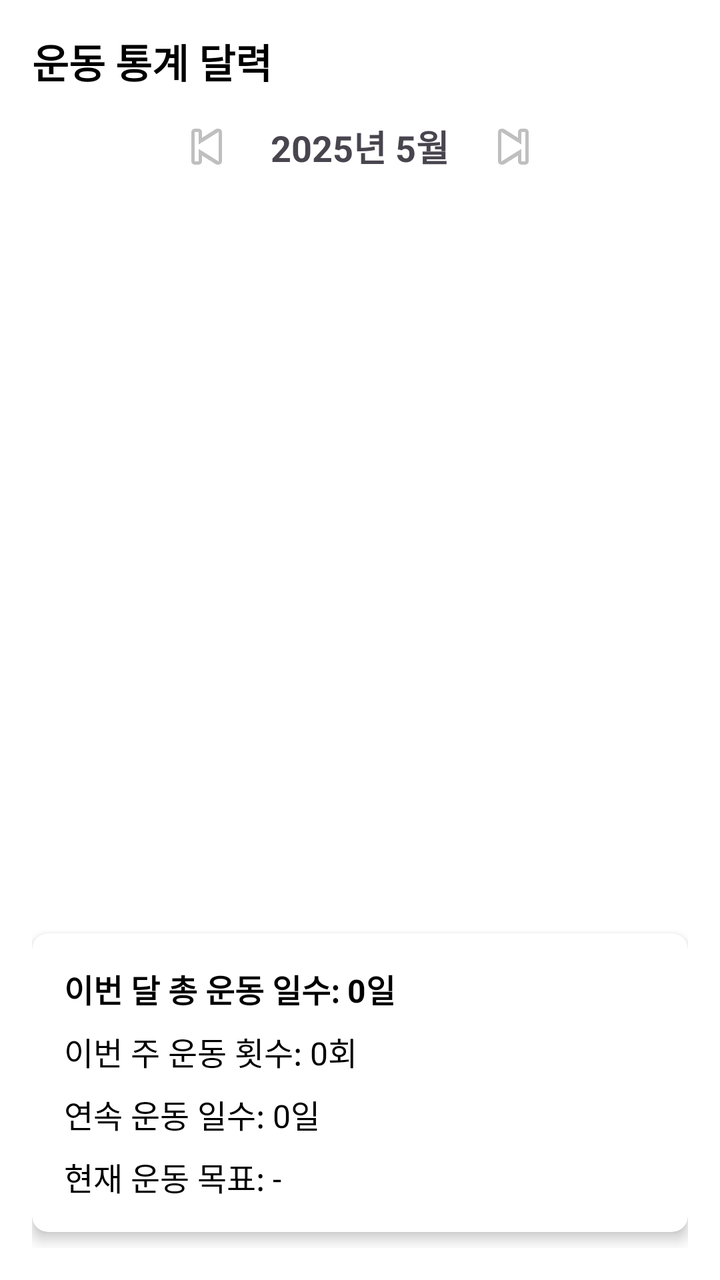
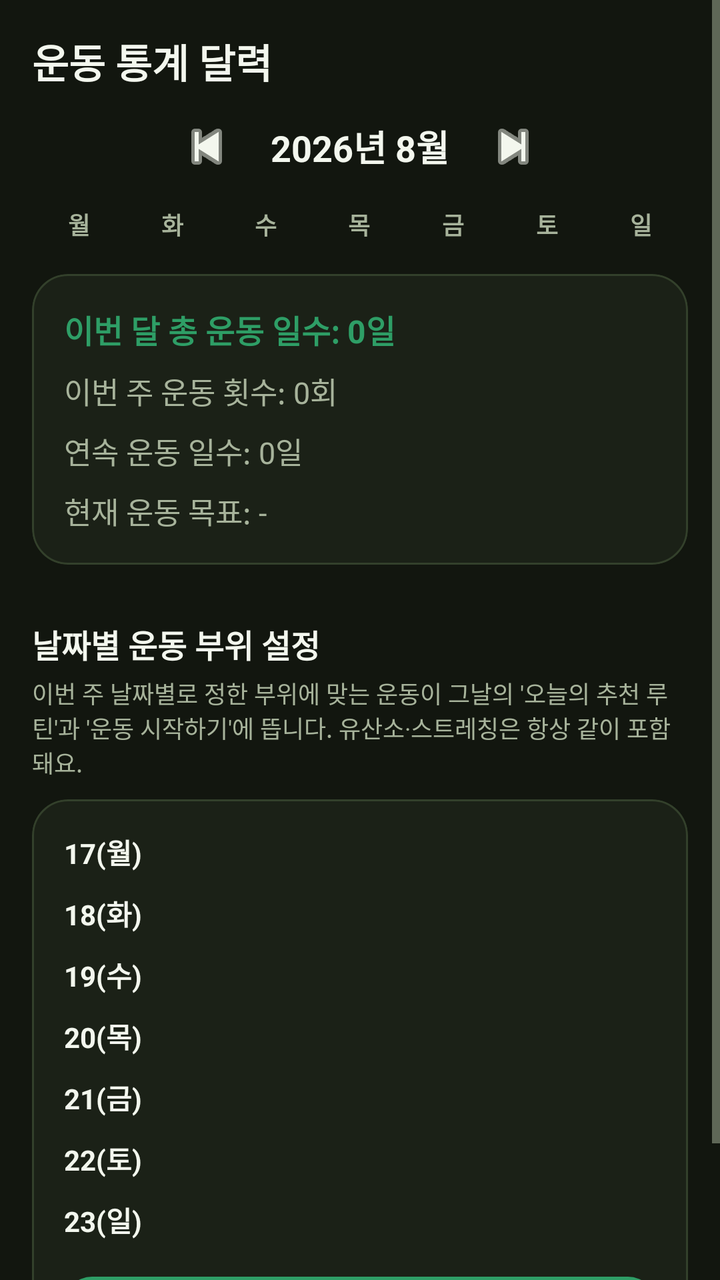

Before-and-after screenshots of an Android layout around one commit, followed by the original layout XML and the change that was made.
<!-- AndroidManifest.xml: application theme Theme.SmartBulk -->
<!-- res/layout/activity_statistics.xml -->
<?xml version="1.0" encoding="utf-8"?>
<androidx.constraintlayout.widget.ConstraintLayout
    xmlns:android="http://schemas.android.com/apk/res/android"
    xmlns:app="http://schemas.android.com/apk/res-auto"
    android:id="@+id/statisticsLayout"
    android:layout_width="match_parent"
    android:layout_height="match_parent"
    android:padding="16dp">

    
    <TextView
        android:id="@+id/tvCalendarTitle"
        android:layout_width="wrap_content"
        android:layout_height="wrap_content"
        android:text="운동 통계 달력"
        android:textSize="20sp"
        android:textStyle="bold"
        android:textColor="@android:color/black"
        app:layout_constraintTop_toTopOf="parent"
        app:layout_constraintStart_toStartOf="parent" />

    
    <LinearLayout
        android:id="@+id/monthControlLayout"
        android:layout_width="0dp"
        android:layout_height="wrap_content"
        android:orientation="horizontal"
        android:gravity="center"
        android:layout_marginTop="12dp"
        app:layout_constraintTop_toBottomOf="@id/tvCalendarTitle"
        app:layout_constraintStart_toStartOf="parent"
        app:layout_constraintEnd_toEndOf="parent">

        <ImageButton
            android:id="@+id/btnPrevMonth"
            android:layout_width="wrap_content"
            android:layout_height="wrap_content"
            android:background="?attr/selectableItemBackgroundBorderless"
            android:src="@android:drawable/ic_media_previous"
            android:contentDescription="이전 달" />

        <TextView
            android:id="@+id/tvCurrentMonth"
            android:layout_width="wrap_content"
            android:layout_height="wrap_content"
            android:text="2025년 5월"
            android:textSize="18sp"
            android:textStyle="bold"
            android:layout_marginHorizontal="16dp" />

        <ImageButton
            android:id="@+id/btnNextMonth"
            android:layout_width="wrap_content"
            android:layout_height="wrap_content"
            android:background="?attr/selectableItemBackgroundBorderless"
            android:src="@android:drawable/ic_media_next"
            android:contentDescription="다음 달" />
    </LinearLayout>

    
    <androidx.recyclerview.widget.RecyclerView
        android:id="@+id/calendarRecyclerView"
        android:layout_width="0dp"
        android:layout_height="0dp"
        android:layout_marginTop="12dp"
        app:layout_constraintTop_toBottomOf="@id/monthControlLayout"
        app:layout_constraintStart_toStartOf="parent"
        app:layout_constraintEnd_toEndOf="parent"
        app:layout_constraintBottom_toTopOf="@id/summaryCard" />

    
    <androidx.cardview.widget.CardView
        android:id="@+id/summaryCard"
        android:layout_width="0dp"
        android:layout_height="wrap_content"
        android:layout_marginTop="12dp"
        android:layout_marginBottom="8dp"
        app:cardElevation="4dp"
        app:cardCornerRadius="8dp"
        app:layout_constraintTop_toBottomOf="@id/calendarRecyclerView"
        app:layout_constraintStart_toStartOf="parent"
        app:layout_constraintEnd_toEndOf="parent"
        app:layout_constraintBottom_toBottomOf="parent">

        <LinearLayout
            android:layout_width="match_parent"
            android:layout_height="wrap_content"
            android:orientation="vertical"
            android:padding="16dp">

            <TextView
                android:id="@+id/tvMonthlyCount"
                android:layout_width="wrap_content"
                android:layout_height="wrap_content"
                android:text="이번 달 총 운동 일수: 0일"
                android:textSize="16sp"
                android:textColor="@android:color/black"
                android:textStyle="bold" />

            <TextView
                android:id="@+id/tvWeeklyCount"
                android:layout_width="wrap_content"
                android:layout_height="wrap_content"
                android:text="이번 주 운동 횟수: 0회"
                android:textSize="16sp"
                android:textColor="@android:color/black"
                android:layout_marginTop="8dp" />

            <TextView
                android:id="@+id/tvStreakCount"
                android:layout_width="wrap_content"
                android:layout_height="wrap_content"
                android:text="연속 운동 일수: 0일"
                android:textSize="16sp"
                android:textColor="@android:color/black"
                android:layout_marginTop="8dp" />

            <TextView
                android:id="@+id/tvGoal"
                android:layout_width="wrap_content"
                android:layout_height="wrap_content"
                android:text="현재 운동 목표: -"
                android:textSize="16sp"
                android:textColor="@android:color/black"
                android:layout_marginTop="8dp" />

        </LinearLayout>

    </androidx.cardview.widget.CardView>

</androidx.constraintlayout.widget.ConstraintLayout>
<!-- resources referenced by this layout -->
<resources>
  <style name="Theme.SmartBulk" parent="Theme.Material3.DayNight.NoActionBar">
          
          <item name="colorPrimary">@color/purple_500</item>
          <item name="colorOnPrimary">@color/white</item>
  
          
          <item name="colorSecondary">@color/purple_700</item>
          <item name="colorOnSecondary">@color/white</item>
  
          
          <item name="android:windowBackground">@android:color/white</item>
  
          
          <item name="android:statusBarColor">@android:color/white</item>
          <item name="android:windowLightStatusBar">true</item>
          <item name="android:navigationBarColor">@android:color/white</item>
          <item name="android:windowLightNavigationBar">true</item>
  
          
          <item name="toolbarStyle">@style/SmartBulk.Toolbar</item>
      </style>
  <color name="purple_500">#FF6200EE</color>
  <color name="white">#FFFFFFFF</color>
  <color name="purple_700">#FF3700B3</color>
  <style name="SmartBulk.Toolbar" parent="Widget.Material3.Toolbar">
          <item name="titleTextColor">@color/white</item>
          <item name="android:background">?attr/colorPrimary</item>
      </style>
</resources>

<!-- the commit's change to res/layout/activity_statistics.xml (unified diff, before → after) -->
@@ -1,131 +1,367 @@
 <?xml version="1.0" encoding="utf-8"?>
-<androidx.constraintlayout.widget.ConstraintLayout
+<ScrollView
     xmlns:android="http://schemas.android.com/apk/res/android"
     xmlns:app="http://schemas.android.com/apk/res-auto"
     android:id="@+id/statisticsLayout"
     android:layout_width="match_parent"
     android:layout_height="match_parent"
-    android:padding="16dp">
-
-    
-    <TextView
-        android:id="@+id/tvCalendarTitle"
-        android:layout_width="wrap_content"
+    android:background="@color/bg_base">
+
+    <LinearLayout
+        android:layout_width="match_parent"
         android:layout_height="wrap_content"
-        android:text="운동 통계 달력"
-        android:textSize="20sp"
-        android:textStyle="bold"
-        android:textColor="@android:color/black"
-        app:layout_constraintTop_toTopOf="parent"
-        app:layout_constraintStart_toStartOf="parent" />
-
-    
-    <LinearLayout
-        android:id="@+id/monthControlLayout"
-        android:layout_width="0dp"
-        android:layout_height="wrap_content"
-        android:orientation="horizontal"
-        android:gravity="center"
-        android:layout_marginTop="12dp"
-        app:layout_constraintTop_toBottomOf="@id/tvCalendarTitle"
-        app:layout_constraintStart_toStartOf="parent"
-        app:layout_constraintEnd_toEndOf="parent">
-
-        <ImageButton
-            android:id="@+id/btnPrevMonth"
+        android:orientation="vertical"
+        android:padding="16dp">
+
+        
+        <TextView
+            android:id="@+id/tvCalendarTitle"
             android:layout_width="wrap_content"
             android:layout_height="wrap_content"
-            android:background="?attr/selectableItemBackgroundBorderless"
-            android:src="@android:drawable/ic_media_previous"
-            android:contentDescription="이전 달" />
-
+            android:text="운동 통계 달력"
+            android:textSize="20sp"
+            android:textStyle="bold"
+            android:textColor="@color/text_primary" />
+
+        
+        <LinearLayout
+            android:id="@+id/monthControlLayout"
+            android:layout_width="match_parent"
+            android:layout_height="wrap_content"
+            android:orientation="horizontal"
+            android:gravity="center"
+            android:layout_marginTop="12dp">
+
+            <ImageButton
+                android:id="@+id/btnPrevMonth"
+                android:layout_width="wrap_content"
+                android:layout_height="wrap_content"
+                android:background="?attr/selectableItemBackgroundBorderless"
+                android:src="@android:drawable/ic_media_previous"
+                android:tint="@color/text_primary"
+                android:contentDescription="이전 달" />
+
+            <TextView
+                android:id="@+id/tvCurrentMonth"
+                android:layout_width="wrap_content"
+                android:layout_height="wrap_content"
+                android:text="2026년 8월"
+                android:textSize="18sp"
+                android:textStyle="bold"
+                android:textColor="@color/text_primary"
+                android:layout_marginHorizontal="16dp" />
+
+            <ImageButton
+                android:id="@+id/btnNextMonth"
+                android:layout_width="wrap_content"
+                android:layout_height="wrap_content"
+                android:background="?attr/selectableItemBackgroundBorderless"
+                android:src="@android:drawable/ic_media_next"
+                android:tint="@color/text_primary"
+                android:contentDescription="다음 달" />
+        </LinearLayout>
+
+        
+        <LinearLayout
+            android:layout_width="match_parent"
+            android:layout_height="wrap_content"
+            android:orientation="horizontal"
+            android:layout_marginTop="14dp">
+
+            <TextView style="@style/SmartBulk.WeekdayHeader" android:text="월" />
+            <TextView style="@style/SmartBulk.WeekdayHeader" android:text="화" />
+            <TextView style="@style/SmartBulk.WeekdayHeader" android:text="수" />
+            <TextView style="@style/SmartBulk.WeekdayHeader" android:text="목" />
+            <TextView style="@style/SmartBulk.WeekdayHeader" android:text="금" />
+            <TextView style="@style/SmartBulk.WeekdayHeader" android:text="토" />
+            <TextView style="@style/SmartBulk.WeekdayHeader" android:text="일" />
+        </LinearLayout>
+
+        
+        <androidx.recyclerview.widget.RecyclerView
+            android:id="@+id/calendarRecyclerView"
+            android:layout_width="match_parent"
+            android:layout_height="wrap_content"
+            android:layout_marginTop="4dp"
+            android:nestedScrollingEnabled="false"
+            android:overScrollMode="never" />
+
+        
+        <com.google.android.material.card.MaterialCardView
+            android:id="@+id/summaryCard"
+            style="@style/SmartBulk.Card"
+            android:layout_width="match_parent"
+            android:layout_height="wrap_content"
+            android:layout_marginTop="12dp">
+
+            <LinearLayout
+                android:layout_width="match_parent"
+                android:layout_height="wrap_content"
+                android:orientation="vertical"
+                android:padding="16dp">
+
+                <TextView
+                    android:id="@+id/tvMonthlyCount"
+                    android:layout_width="wrap_content"
+                    android:layout_height="wrap_content"
+                    android:text="이번 달 총 운동 일수: 0일"
+                    android:textSize="16sp"
+                    android:textColor="@color/accent"
+                    android:textStyle="bold" />
+
+                <TextView
+                    android:id="@+id/tvWeeklyCount"
+                    android:layout_width="wrap_content"
+                    android:layout_height="wrap_content"
+                    android:text="이번 주 운동 횟수: 0회"
+                    android:textSize="15sp"
+                    android:textColor="@color/text_secondary"
+                    android:layout_marginTop="8dp" />
+
+                <TextView
+                    android:id="@+id/tvStreakCount"
+                    android:layout_width="wrap_content"
+                    android:layout_height="wrap_content"
+                    android:text="연속 운동 일수: 0일"
+                    android:textSize="15sp"
+                    android:textColor="@color/text_secondary"
+                    android:layout_marginTop="8dp" />
+
+                <TextView
+                    android:id="@+id/tvGoal"
+                    android:layout_width="wrap_content"
+                    android:layout_height="wrap_content"
+                    android:text="현재 운동 목표: -"
+                    android:textSize="15sp"
+                    android:textColor="@color/text_secondary"
+                    android:layout_marginTop="8dp" />
+
+            </LinearLayout>
+
+        </com.google.android.material.card.MaterialCardView>
+
+        
         <TextView
-            android:id="@+id/tvCurrentMonth"
-            android:layout_width="wrap_content"
-            android:layout_height="wrap_content"
-            android:text="2025년 5월"
-            android:textSize="18sp"
+            android:layout_width="match_parent"
+            android:layout_height="wrap_content"
+            android:text="날짜별 운동 부위 설정"
+            android:textSize="16sp"
             android:textStyle="bold"
-            android:layout_marginHorizontal="16dp" />
-
-        <ImageButton
-            android:id="@+id/btnNextMonth"
-            android:layout_width="wrap_content"
-            android:layout_height="wrap_content"
-            android:background="?attr/selectableItemBackgroundBorderless"
-            android:src="@android:drawable/ic_media_next"
-            android:contentDescription="다음 달" />
+            android:textColor="@color/text_primary"
+            android:layout_marginTop="28dp"
+            android:layout_marginBottom="4dp" />
+
+        <TextView
+            android:layout_width="match_parent"
+            android:layout_height="wrap_content"
+            android:text="이번 주 날짜별로 정한 부위에 맞는 운동이 그날의 '오늘의 추천 루틴'과 '운동 시작하기'에 뜹니다. 유산소·스트레칭은 항상 같이 포함돼요."
+            android:textSize="12sp"
+            android:textColor="@color/text_secondary"
+            android:layout_marginBottom="10dp" />
+
+        <com.google.android.material.card.MaterialCardView
+            style="@style/SmartBulk.Card"
+            android:layout_width="match_parent"
+            android:layout_height="wrap_content">
+
+            <LinearLayout
+                android:layout_width="match_parent"
+                android:layout_height="wrap_content"
+                android:orientation="vertical"
+                android:padding="16dp">
+
+                
+                <LinearLayout
+                    android:layout_width="match_parent"
+                    android:layout_height="wrap_content"
+                    android:orientation="horizontal"
+                    android:gravity="center_vertical"
+                    android:layout_marginBottom="10dp">
+
+                    <TextView
+                        android:id="@+id/tvDateLabelMon"
+                        android:layout_width="64dp"
+                        android:layout_height="wrap_content"
+                        android:text="17(월)"
+                        android:textColor="@color/text_primary"
+                        android:textStyle="bold" />
+
+                    <Spinner
+                        android:id="@+id/spinnerMon"
+                        android:layout_width="0dp"
+                        android:layout_height="wrap_content"
+                        android:layout_weight="1"
+                        android:background="@drawable/rounded_edittext"
+                        android:paddingStart="12dp"
+                        android:paddingEnd="12dp" />
+                </LinearLayout>
+
+                
+                <LinearLayout
+                    android:layout_width="match_parent"
+                    android:layout_height="wrap_content"
+                    android:orientation="horizontal"
+                    android:gravity="center_vertical"
+                    android:layout_marginBottom="10dp">
+
+                    <TextView
+                        android:id="@+id/tvDateLabelTue"
+                        android:layout_width="64dp"
+                        android:layout_height="wrap_content"
+                        android:text="18(화)"
+                        android:textColor="@color/text_primary"
+                        android:textStyle="bold" />
+
+                    <Spinner
+                        android:id="@+id/spinnerTue"
+                        android:layout_width="0dp"
+                        android:layout_height="wrap_content"
+                        android:layout_weight="1"
+                        android:background="@drawable/rounded_edittext"
+                        android:paddingStart="12dp"
+                        android:paddingEnd="12dp" />
+                </LinearLayout>
+
+                
+                <LinearLayout
+                    android:layout_width="match_parent"
+                    android:layout_height="wrap_content"
+                    android:orientation="horizontal"
+                    android:gravity="center_vertical"
+                    android:layout_marginBottom="10dp">
+
+                    <TextView
+                        android:id="@+id/tvDateLabelWed"
+                        android:layout_width="64dp"
+                        android:layout_height="wrap_content"
+                        android:text="19(수)"
+                        android:textColor="@color/text_primary"
+                        android:textStyle="bold" />
+
+                    <Spinner
+                        android:id="@+id/spinnerWed"
+                        android:layout_width="0dp"
+                        android:layout_height="wrap_content"
+                        android:layout_weight="1"
+                        android:background="@drawable/rounded_edittext"
+                        android:paddingStart="12dp"
+                        android:paddingEnd="12dp" />
+                </LinearLayout>
+
+                
+                <LinearLayout
+                    android:layout_width="match_parent"
+                    android:layout_height="wrap_content"
+                    android:orientation="horizontal"
+                    android:gravity="center_vertical"
+                    android:layout_marginBottom="10dp">
+
+                    <TextView
+                        android:id="@+id/tvDateLabelThu"
+                        android:layout_width="64dp"
+                        android:layout_height="wrap_content"
+                        android:text="20(목)"
+                        android:textColor="@color/text_primary"
+                        android:textStyle="bold" />
+
+                    <Spinner
+                        android:id="@+id/spinnerThu"
+                        android:layout_width="0dp"
+                        android:layout_height="wrap_content"
+                        android:layout_weight="1"
+                        android:background="@drawable/rounded_edittext"
+                        android:paddingStart="12dp"
+                        android:paddingEnd="12dp" />
+                </LinearLayout>
+
+                
+                <LinearLayout
+                    android:layout_width="match_parent"
+                    android:layout_height="wrap_content"
+                    android:orientation="horizontal"
+                    android:gravity="center_vertical"
+                    android:layout_marginBottom="10dp">
+
+                    <TextView
+                        android:id="@+id/tvDateLabelFri"
+                        android:layout_width="64dp"
+                        android:layout_height="wrap_content"
+                        android:text="21(금)"
+                        android:textColor="@color/text_primary"
+                        android:textStyle="bold" />
+
+                    <Spinner
+                        android:id="@+id/spinnerFri"
+                        android:layout_width="0dp"
+                        android:layout_height="wrap_content"
+                        android:layout_weight="1"
+                        android:background="@drawable/rounded_edittext"
+                        android:paddingStart="12dp"
+                        android:paddingEnd="12dp" />
+                </LinearLayout>
+
+                
+                <LinearLayout
+                    android:layout_width="match_parent"
+                    android:layout_height="wrap_content"
+                    android:orientation="horizontal"
+                    android:gravity="center_vertical"
+                    android:layout_marginBottom="10dp">
+
+                    <TextView
+                        android:id="@+id/tvDateLabelSat"
+                        android:layout_width="64dp"
+                        android:layout_height="wrap_content"
+                        android:text="22(토)"
+                        android:textColor="@color/text_primary"
+                        android:textStyle="bold" />
+
+                    <Spinner
+                        android:id="@+id/spinnerSat"
+                        android:layout_width="0dp"
+                        android:layout_height="wrap_content"
+                        android:layout_weight="1"
+                        android:background="@drawable/rounded_edittext"
+                        android:paddingStart="12dp"
+                        android:paddingEnd="12dp" />
+                </LinearLayout>
+
+                
+                <LinearLayout
+                    android:layout_width="match_parent"
+                    android:layout_height="wrap_content"
+                    android:orientation="horizontal"
+                    android:gravity="center_vertical"
+                    android:layout_marginBottom="14dp">
+
+                    <TextView
+                        android:id="@+id/tvDateLabelSun"
+                        android:layout_width="64dp"
+                        android:layout_height="wrap_content"
+                        android:text="23(일)"
+                        android:textColor="@color/text_primary"
+                        android:textStyle="bold" />
+
+                    <Spinner
+                        android:id="@+id/spinnerSun"
+                        android:layout_width="0dp"
+                        android:layout_height="wrap_content"
+                        android:layout_weight="1"
+                        android:background="@drawable/rounded_edittext"
+                        android:paddingStart="12dp"
+                        android:paddingEnd="12dp" />
+                </LinearLayout>
+
+                <com.google.android.material.button.MaterialButton
+                    android:id="@+id/btnSaveWeeklySplit"
+                    style="@style/SmartBulk.Button"
+                    android:layout_width="match_parent"
+                    android:layout_height="50dp"
+                    android:text="저장" />
+
+            </LinearLayout>
+        </com.google.android.material.card.MaterialCardView>
+
     </LinearLayout>
 
-    
-    <androidx.recyclerview.widget.RecyclerView
-        android:id="@+id/calendarRecyclerView"
-        android:layout_width="0dp"
-        android:layout_height="0dp"
-        android:layout_marginTop="12dp"
-        app:layout_constraintTop_toBottomOf="@id/monthControlLayout"
-        app:layout_constraintStart_toStartOf="parent"
-        app:layout_constraintEnd_toEndOf="parent"
-        app:layout_constraintBottom_toTopOf="@id/summaryCard" />
-
-    
-    <androidx.cardview.widget.CardView
-        android:id="@+id/summaryCard"
-        android:layout_width="0dp"
-        android:layout_height="wrap_content"
-        android:layout_marginTop="12dp"
-        android:layout_marginBottom="8dp"
-        app:cardElevation="4dp"
-        app:cardCornerRadius="8dp"
-        app:layout_constraintTop_toBottomOf="@id/calendarRecyclerView"
-        app:layout_constraintStart_toStartOf="parent"
-        app:layout_constraintEnd_toEndOf="parent"
-        app:layout_constraintBottom_toBottomOf="parent">
-
-        <LinearLayout
-            android:layout_width="match_parent"
-            android:layout_height="wrap_content"
-            android:orientation="vertical"
-            android:padding="16dp">
-
-            <TextView
-                android:id="@+id/tvMonthlyCount"
-                android:layout_width="wrap_content"
-                android:layout_height="wrap_content"
-                android:text="이번 달 총 운동 일수: 0일"
-                android:textSize="16sp"
-                android:textColor="@android:color/black"
-                android:textStyle="bold" />
-
-            <TextView
-                android:id="@+id/tvWeeklyCount"
-                android:layout_width="wrap_content"
-                android:layout_height="wrap_content"
-                android:text="이번 주 운동 횟수: 0회"
-                android:textSize="16sp"
-                android:textColor="@android:color/black"
-                android:layout_marginTop="8dp" />
-
-            <TextView
-                android:id="@+id/tvStreakCount"
-                android:layout_width="wrap_content"
-                android:layout_height="wrap_content"
-                android:text="연속 운동 일수: 0일"
-                android:textSize="16sp"
-                android:textColor="@android:color/black"
-                android:layout_marginTop="8dp" />
-
-            <TextView
-                android:id="@+id/tvGoal"
-                android:layout_width="wrap_content"
-                android:layout_height="wrap_content"
-                android:text="현재 운동 목표: -"
-                android:textSize="16sp"
-                android:textColor="@android:color/black"
-                android:layout_marginTop="8dp" />
-
-        </LinearLayout>
-
-    </androidx.cardview.widget.CardView>
-
-</androidx.constraintlayout.widget.ConstraintLayout>
+</ScrollView>
<!-- resource entries referenced after the edit -->
@@ -1,32 +1,106 @@
 <!-- resources referenced by this layout -->
 <resources>
-  <style name="Theme.SmartBulk" parent="Theme.Material3.DayNight.NoActionBar">
+  <color name="accent">#2E9E66</color>
+  <color name="bg_base">#12160F</color>
+  <color name="text_primary">#F3F7EE</color>
+  <color name="text_secondary">#A7B39B</color>
+  <!-- drawable rounded_edittext (drawable) -->
+  <?xml version="1.0" encoding="utf-8"?>
+  <shape xmlns:android="http://schemas.android.com/apk/res/android"
+      android:shape="rectangle">
+      <solid android:color="@color/bg_surface_alt" />
+      <corners android:radius="14dp" />
+      <stroke android:width="1dp" android:color="@color/stroke_subtle" />
+  </shape>
+  <style name="SmartBulk.Button" parent="Widget.Material3.Button">
+          <item name="backgroundTint">@color/accent</item>
+          <item name="android:textColor">@color/on_accent</item>
+          <item name="cornerRadius">14dp</item>
+          <item name="android:textAllCaps">false</item>
+          <item name="android:letterSpacing">0</item>
+      </style>
+  <style name="SmartBulk.Card" parent="Widget.Material3.CardView.Elevated">
+          <item name="cardBackgroundColor">@color/bg_surface</item>
+          <item name="cardCornerRadius">18dp</item>
+          <item name="cardElevation">0dp</item>
+          <item name="strokeColor">@color/stroke_subtle</item>
+          <item name="strokeWidth">1dp</item>
+      </style>
+  <style name="SmartBulk.WeekdayHeader" parent="">
+          <item name="android:layout_width">0dp</item>
+          <item name="android:layout_height">wrap_content</item>
+          <item name="android:layout_weight">1</item>
+          <item name="android:gravity">center</item>
+          <item name="android:textSize">12sp</item>
+          <item name="android:textStyle">bold</item>
+          <item name="android:textColor">@color/text_secondary</item>
+      </style>
+  <style name="Theme.SmartBulk" parent="Theme.Material3.Dark.NoActionBar">
           
-          <item name="colorPrimary">@color/purple_500</item>
-          <item name="colorOnPrimary">@color/white</item>
+          <item name="colorPrimary">@color/accent</item>
+          <item name="colorOnPrimary">@color/on_accent</item>
+          <item name="colorPrimaryContainer">@color/accent_muted</item>
+          <item name="colorOnPrimaryContainer">@color/accent</item>
   
           
-          <item name="colorSecondary">@color/purple_700</item>
-          <item name="colorOnSecondary">@color/white</item>
+          <item name="colorSecondary">@color/accent_dark</item>
+          <item name="colorOnSecondary">@color/on_accent</item>
   
           
-          <item name="android:windowBackground">@android:color/white</item>
+          <item name="android:colorBackground">@color/bg_base</item>
+          <item name="colorSurface">@color/bg_surface</item>
+          <item name="colorOnSurface">@color/text_primary</item>
+          <item name="colorOnSurfaceVariant">@color/text_secondary</item>
+          <item name="colorOutline">@color/stroke_subtle</item>
+  
+          <item name="android:textColorPrimary">@color/text_primary</item>
+          <item name="android:textColorSecondary">@color/text_secondary</item>
+          <item name="android:textColorHint">@color/text_secondary</item>
   
           
-          <item name="android:statusBarColor">@android:color/white</item>
-          <item name="android:windowLightStatusBar">true</item>
-          <item name="android:navigationBarColor">@android:color/white</item>
-          <item name="android:windowLightNavigationBar">true</item>
+          <item name="android:statusBarColor">@color/bg_base</item>
+          <item name="android:windowLightStatusBar">false</item>
+          <item name="android:navigationBarColor">@color/bg_base</item>
+          <item name="android:windowLightNavigationBar" tools:targetApi="o_mr1">false</item>
   
-          
           <item name="toolbarStyle">@style/SmartBulk.Toolbar</item>
+          <item name="materialButtonStyle">@style/SmartBulk.Button</item>
+          <item name="textInputStyle">@style/SmartBulk.TextInputLayout</item>
+          <item name="materialAlertDialogTheme">@style/SmartBulk.AlertDialog</item>
       </style>
-  <color name="purple_500">#FF6200EE</color>
-  <color name="white">#FFFFFFFF</color>
-  <color name="purple_700">#FF3700B3</color>
+  <color name="bg_surface_alt">#242C1F</color>
+  <color name="stroke_subtle">#33402B</color>
+  <color name="on_accent">#F3F7EE</color>
+  <color name="bg_surface">#1B2117</color>
+  <color name="accent_muted">#1E3226</color>
+  <color name="accent_dark">#227A4F</color>
   <style name="SmartBulk.Toolbar" parent="Widget.Material3.Toolbar">
-          <item name="titleTextColor">@color/white</item>
-          <item name="android:background">?attr/colorPrimary</item>
+          <item name="titleTextColor">@color/text_primary</item>
+          <item name="android:background">@color/bg_base</item>
+          <item name="android:elevation">0dp</item>
+      </style>
+  <style name="SmartBulk.TextInputLayout" parent="Widget.Material3.TextInputLayout.OutlinedBox">
+          <item name="boxStrokeColor">@color/accent</item>
+          <item name="hintTextColor">@color/accent</item>
+          <item name="android:textColorHint">@color/text_secondary</item>
+          <item name="boxStrokeWidth">1dp</item>
+          <item name="boxCornerRadiusTopStart">14dp</item>
+          <item name="boxCornerRadiusTopEnd">14dp</item>
+          <item name="boxCornerRadiusBottomStart">14dp</item>
+          <item name="boxCornerRadiusBottomEnd">14dp</item>
+      </style>
+  <style name="SmartBulk.AlertDialog" parent="ThemeOverlay.Material3.MaterialAlertDialog">
+          <item name="colorSurface">@color/bg_surface</item>
+          <item name="colorOnSurface">@color/text_primary</item>
+          <item name="colorPrimary">@color/accent</item>
+          <item name="materialAlertDialogTitleTextStyle">@style/SmartBulk.AlertDialog.Title</item>
+          <item name="shapeAppearanceOverlay">@style/SmartBulk.AlertDialog.Shape</item>
+      </style>
+  <style name="SmartBulk.AlertDialog.Title" parent="MaterialAlertDialog.Material3.Title.Text">
+          <item name="android:textColor">@color/accent</item>
+      </style>
+  <style name="SmartBulk.AlertDialog.Shape" parent="">
+          <item name="cornerSize">18dp</item>
       </style>
 </resources>
 
